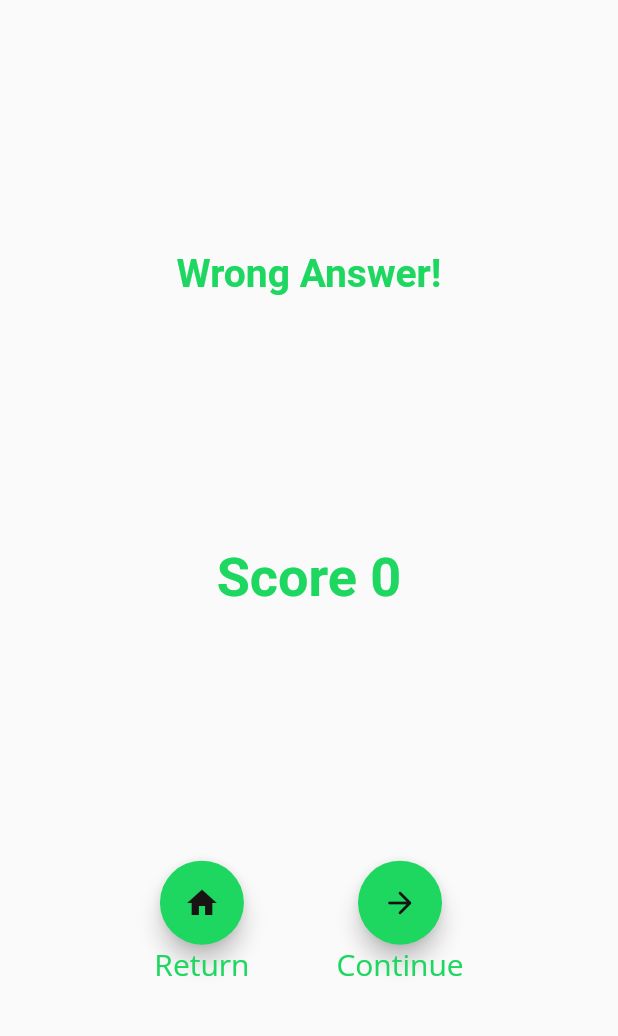
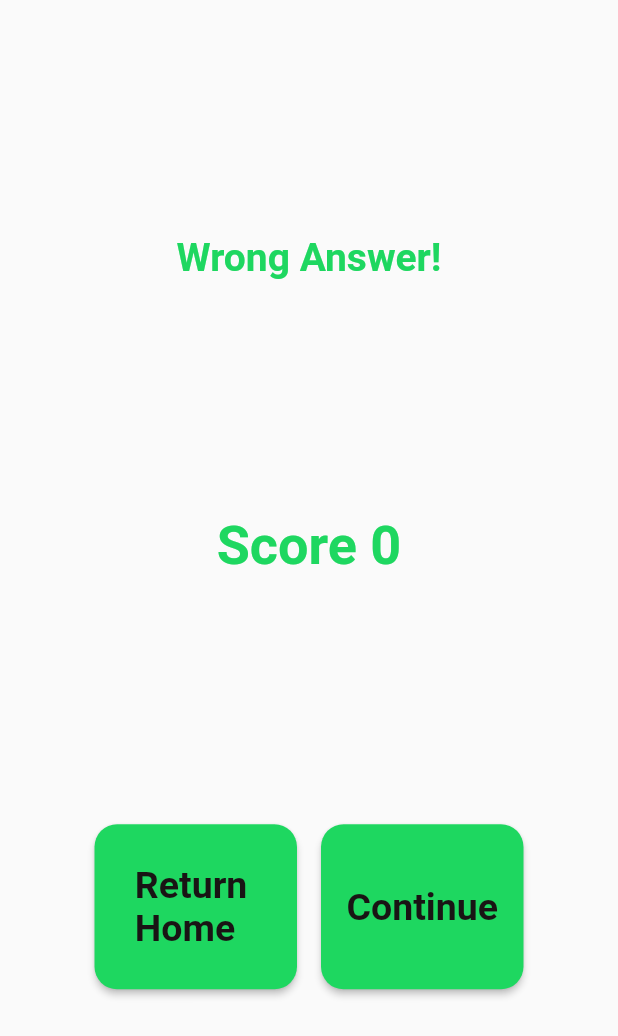
Before and after one commit to RiccardoCasciotti/SpotiQuiz, a Flutter app: the Result widget shown alone on an empty page, opened directly with empty values, on a phone screen of 412 x 824 dp. Shown: the top 1036 px of the screen. Run offline on Flutter 3.47's test engine with Material 2 defaults, Android fonts, the phone set to English and light mode, and no system bars; our stand-ins replace bloc, cloud_firestore, equatable, firebase_core, firebase_database, flutter_bloc and 3 more; accounts and stored records are empty; network calls fail; statements that could not run were skipped.

Commit message:
Changed Buttons in Quiz Result Screen

```diff
--- a/spotify_quiz/lib/custom_widgets/text_button.dart
+++ b/spotify_quiz/lib/custom_widgets/text_button.dart
@@ -2,7 +2,6 @@
 import 'package:flutter/material.dart';
 import 'package:spotify_quiz/utility/utilities.dart' as utilities;
 
-// ignore: must_be_immutable
 class CustomTextButton extends StatelessWidget {
   Function selectHandler;
   String buttonText;
@@ -43,3 +42,42 @@ class CustomTextButton extends StatelessWidget {
     ); //Container
   }
 }
+
+class CustomTextButtonResult extends StatelessWidget {
+  Function selectHandler;
+  String buttonText;
+
+  CustomTextButtonResult({
+    Key? key,
+    required this.selectHandler,
+    required this.buttonText,
+  }) : super(key: key);
+
+  @override
+  Widget build(BuildContext context) {
+    // use SizedBox for white space instead of Container
+    return Padding(
+      padding: const EdgeInsets.all(8.0),
+      child: SizedBox(
+        width: 135,
+        height: 110,
+        child: ElevatedButton(
+          onPressed: (() => selectHandler(context)),
+          style: ElevatedButton.styleFrom(
+            backgroundColor: utilities.primaryColor,
+            shape: RoundedRectangleBorder(
+                borderRadius: BorderRadius.circular(15.0)),
+          ),
+          child: Text(
+            buttonText,
+            style: TextStyle(
+              color: utilities.secondaryColor,
+              fontWeight: FontWeight.bold,
+              fontSize: 25,
+            ),
+          ),
+        ),
+      ),
+    ); //Container
+  }
+}
--- a/spotify_quiz/lib/models/question.dart
+++ b/spotify_quiz/lib/quizPage/components/question.dart
@@ -1,6 +1,6 @@
 import 'package:flutter/material.dart';
 
-import '../custom_widgets/text.dart';
+import '../../custom_widgets/text.dart';
 
 class Question extends StatelessWidget {
   final String questionText;
--- a/spotify_quiz/lib/quizPage/view/quiz_screen.dart
+++ b/spotify_quiz/lib/quizPage/view/quiz_screen.dart
@@ -1,6 +1,6 @@
 import 'package:flutter/material.dart';
-import '../../models/answer.dart';
-import '../../models/question.dart';
+import '../components/answer.dart';
+import '../components/question.dart';
 
 class Quiz extends StatelessWidget {
   final List<Map<String, Object>> questions;
--- a/spotify_quiz/lib/quizPage/view/result_screen.dart
+++ b/spotify_quiz/lib/quizPage/view/result_screen.dart
@@ -1,6 +1,7 @@
 // ignore_for_file: avoid_print
 
 import 'package:flutter/material.dart';
+import 'package:spotify_quiz/custom_widgets/text_button.dart';
 import 'package:spotify_quiz/utility/utilities.dart' as utilities;
 
 import '../../custom_widgets/custom_buttons.dart';
@@ -50,10 +51,20 @@ class Result extends StatelessWidget {
                 color: utilities.primaryColor),
             textAlign: TextAlign.center,
           ), //Text
-          CustomButtonsQuiz(
-            firstButtonPressed: (context) => returnHome(),
-            secondButtonPressed: (context) => moveOn(),
-          )
+
+          Row(
+            mainAxisAlignment: MainAxisAlignment.center,
+            children: [
+              CustomTextButtonResult(
+                selectHandler: (context) => returnHome(),
+                buttonText: "Return \nHome",
+              ),
+              CustomTextButtonResult(
+                selectHandler: (context) => moveOn(),
+                buttonText: "Continue",
+              ),
+            ],
+          ),
           // FlatButton is deprecated and should not be used
           // Use TextButton instead
 
```
Also changed, not shown: spotify_quiz/lib/quizPage/components/answer.dart (renamed from spotify_quiz/lib/models/answer.dart).
